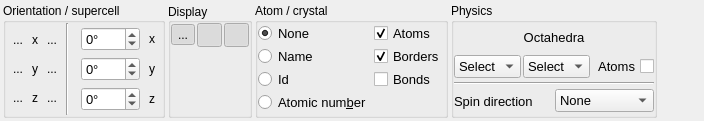
Old version of the form visuals.ui in the repository piti-diablotin/qAgate.
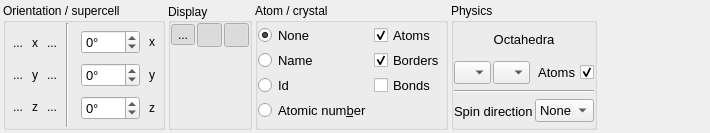
New version of the form. Icons and pictures are not drawn.

Commit message: Finish Visuals tab.

```diff
--- a/visuals.ui
+++ b/visuals.ui
@@ -6,12 +6,12 @@
    <rect>
     <x>0</x>
     <y>0</y>
-    <width>704</width>
-    <height>121</height>
+    <width>710</width>
+    <height>133</height>
    </rect>
   </property>
   <property name="sizePolicy">
-   <sizepolicy hsizetype="Preferred" vsizetype="Fixed">
+   <sizepolicy hsizetype="Expanding" vsizetype="Preferred">
     <horstretch>0</horstretch>
     <verstretch>0</verstretch>
    </sizepolicy>
@@ -19,7 +19,7 @@
   <property name="maximumSize">
    <size>
     <width>16777215</width>
-    <height>121</height>
+    <height>133</height>
    </size>
   </property>
   <property name="windowTitle">
@@ -614,7 +614,7 @@
         <property name="sizeHint" stdset="0">
          <size>
           <width>20</width>
-          <height>35</height>
+          <height>17</height>
          </size>
         </property>
        </spacer>
@@ -914,9 +914,16 @@
            <property name="whatsThis">
             <string>Add octahedra</string>
            </property>
+           <property name="frame">
+            <bool>true</bool>
+           </property>
            <item>
             <property name="text">
-             <string>Select</string>
+             <string/>
+            </property>
+            <property name="icon">
+             <iconset resource="qagate.qrc">
+              <normaloff>:/visuals/icons/plus-circle.svg</normaloff>:/visuals/icons/plus-circle.svg</iconset>
             </property>
            </item>
           </widget>
@@ -937,9 +944,16 @@
            <property name="whatsThis">
             <string>Remove octahedra</string>
            </property>
+           <property name="frame">
+            <bool>true</bool>
+           </property>
            <item>
             <property name="text">
-             <string>Select</string>
+             <string/>
+            </property>
+            <property name="icon">
+             <iconset resource="qagate.qrc">
+              <normaloff>:/visuals/icons/minus-circle.svg</normaloff>:/visuals/icons/minus-circle.svg</iconset>
             </property>
            </item>
           </widget>
@@ -966,6 +980,9 @@
            <property name="text">
             <string>Atoms</string>
            </property>
+           <property name="checked">
+            <bool>true</bool>
+           </property>
           </widget>
          </item>
         </layout>
```
Left out of the diff: 2 changed lines with no effect on the pictures. The commit also changes 13 other files.
